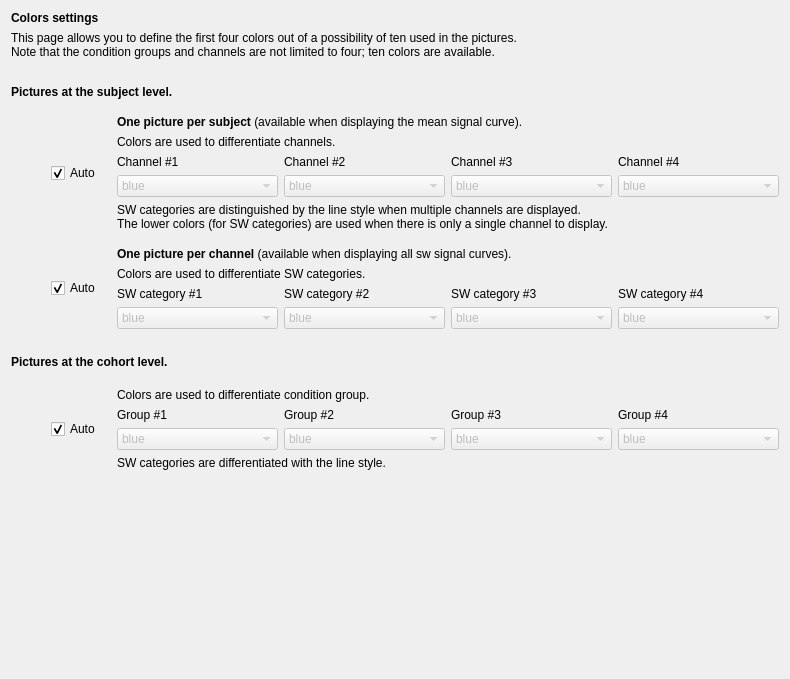
Before: the Qt Designer form tools/CEAMSTools/PSAImages/DisplaySettings/Ui_DisplaySettings.ui in SnoozToolbox/snooz-package-ceams, drawn with Qt 5.
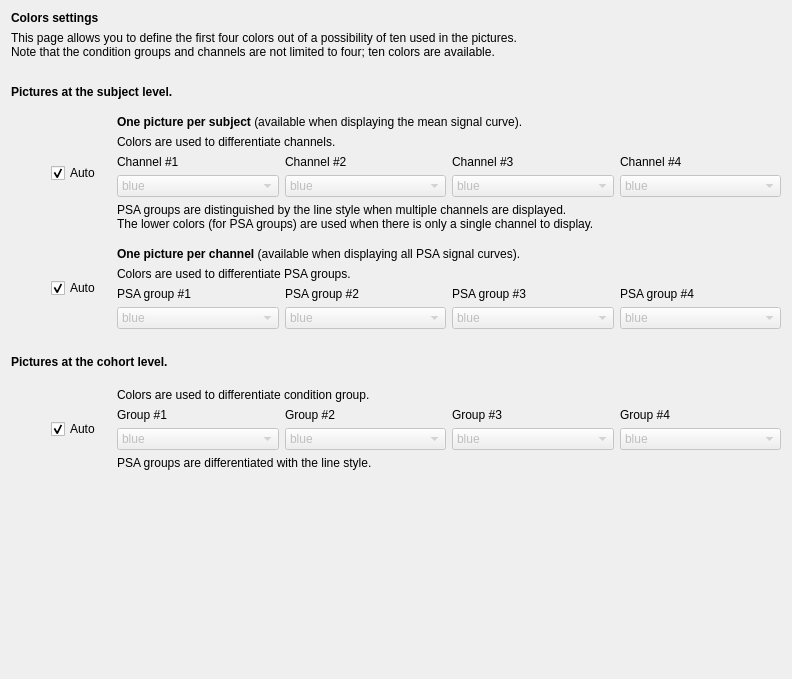
After: the same form once the commit is applied.

Diff of the .ui file:
```diff
--- a/tools/CEAMSTools/PSAImages/DisplaySettings/Ui_DisplaySettings.ui
+++ b/tools/CEAMSTools/PSAImages/DisplaySettings/Ui_DisplaySettings.ui
@@ -6,7 +6,7 @@
    <rect>
     <x>0</x>
     <y>0</y>
-    <width>790</width>
+    <width>792</width>
     <height>679</height>
    </rect>
   </property>
@@ -403,8 +403,8 @@
        <item>
         <widget class="QLabel" name="label_15">
          <property name="text">
-          <string>SW categories are distinguished by the line style when multiple channels are displayed.
-The lower colors (for SW categories) are used when there is only a single channel to display.</string>
+          <string>PSA groups are distinguished by the line style when multiple channels are displayed.
+The lower colors (for PSA groups) are used when there is only a single channel to display.</string>
          </property>
         </widget>
        </item>
@@ -475,14 +475,14 @@
          <item>
           <widget class="QLabel" name="label_2">
            <property name="text">
-            <string>&lt;html&gt;&lt;head/&gt;&lt;body&gt;&lt;p&gt;&lt;span style=&quot; font-weight:600;&quot;&gt;One picture per channel&lt;/span&gt; (available when displaying all sw signal curves).&lt;/p&gt;&lt;/body&gt;&lt;/html&gt;</string>
+            <string>&lt;html&gt;&lt;head/&gt;&lt;body&gt;&lt;p&gt;&lt;span style=&quot; font-weight:600;&quot;&gt;One picture per channel&lt;/span&gt; (available when displaying all PSA signal curves).&lt;/p&gt;&lt;/body&gt;&lt;/html&gt;</string>
            </property>
           </widget>
          </item>
          <item>
           <widget class="QLabel" name="label_3">
            <property name="text">
-            <string>Colors are used to differentiate SW categories.</string>
+            <string>Colors are used to differentiate PSA groups.</string>
            </property>
           </widget>
          </item>
@@ -493,28 +493,28 @@
          <item row="0" column="0">
           <widget class="QLabel" name="label_4">
            <property name="text">
-            <string>SW category #1</string>
+            <string>PSA group #1</string>
            </property>
           </widget>
          </item>
          <item row="0" column="1">
           <widget class="QLabel" name="label_5">
            <property name="text">
-            <string>SW category #2</string>
+            <string>PSA group #2</string>
            </property>
           </widget>
          </item>
          <item row="0" column="2">
           <widget class="QLabel" name="label_6">
            <property name="text">
-            <string>SW category #3</string>
+            <string>PSA group #3</string>
            </property>
           </widget>
          </item>
          <item row="0" column="3">
           <widget class="QLabel" name="label_7">
            <property name="text">
-            <string>SW category #4</string>
+            <string>PSA group #4</string>
            </property>
           </widget>
          </item>
@@ -1125,7 +1125,7 @@
        <item>
         <widget class="QLabel" name="label_22">
          <property name="text">
-          <string>SW categories are differentiated with the line style.</string>
+          <string>PSA groups are differentiated with the line style.</string>
          </property>
         </widget>
        </item>
```
Left out of the diff: 34 changed lines with no effect on the pictures.
